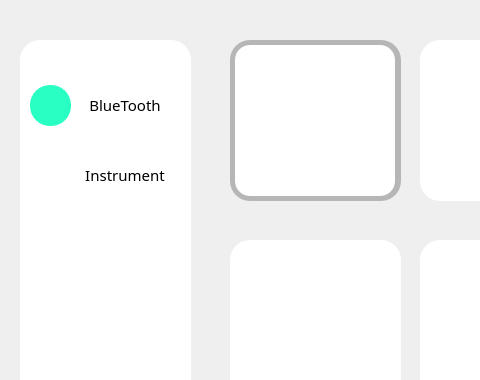
The window that src/ui/piano_stairs_design.ui (include-stdio-h/piano_stair_ui) describes before a commit, drawn with Qt 5; both pictures show x 0 to 480 and y 0 to 380 of the 800 by 480 pixel window.
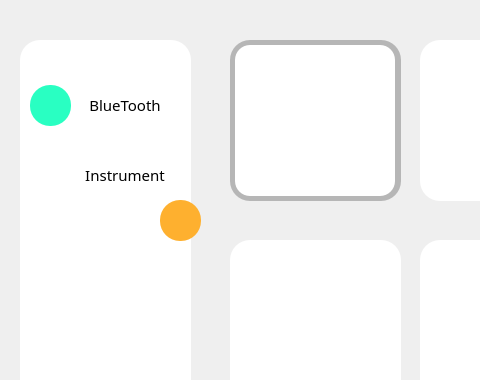
The same window after the commit. The open tabs and pages were chosen to show the change. Icons and pictures are not drawn.

Commit message: [ADD] instrument theme

Patch:
```diff
--- a/src/ui/piano_stairs_design.ui
+++ b/src/ui/piano_stairs_design.ui
@@ -210,7 +210,7 @@
      </rect>
     </property>
     <property name="currentIndex">
-     <number>0</number>
+     <number>1</number>
     </property>
     <widget class="QWidget" name="page">
      <widget class="QLabel" name="DeviceStatus">
@@ -935,14 +935,32 @@
      <string/>
     </property>
    </widget>
+   <widget class="QLabel" name="BaseGuitarTheme">
+    <property name="geometry">
+     <rect>
+      <x>160</x>
+      <y>200</y>
+      <width>41</width>
+      <height>41</height>
+     </rect>
+    </property>
+    <property name="styleSheet">
+     <string notr="true">border-radius: 20px;
+background-color: rgb(254, 176, 47);</string>
+    </property>
+    <property name="text">
+     <string/>
+    </property>
+   </widget>
+   <zorder>WorkSpace</zorder>
    <zorder>ToolBar</zorder>
    <zorder>QuitButton</zorder>
-   <zorder>WorkSpace</zorder>
    <zorder>SelectedMenu</zorder>
    <zorder>BlueToothIcon</zorder>
    <zorder>BlueToothButton</zorder>
    <zorder>InstrumentIcon</zorder>
    <zorder>InstrumentButton</zorder>
+   <zorder>BaseGuitarTheme</zorder>
   </widget>
   <widget class="QMenuBar" name="menubar">
    <property name="geometry">
```
The commit also changes 1 other file.
